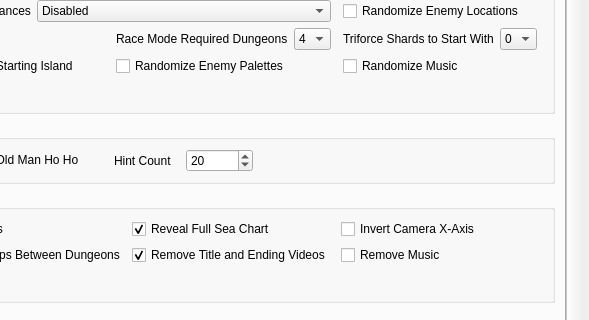
LagoLunatic/wwrando, file wwr_ui/randomizer_window.ui: the form before one commit; both pictures show x 354 to 943 and y 354 to 674 of the 943 by 844 pixel window.
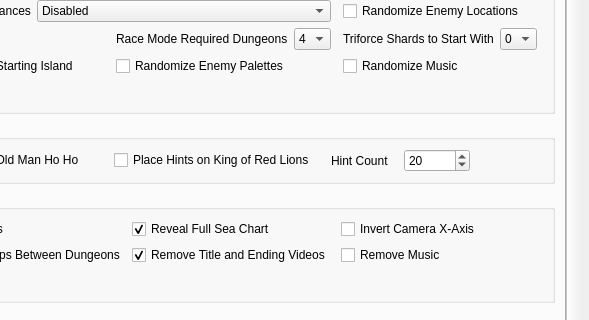
The form after the commit.

Commit message: Add King of Red Lions as a hint placement option

```diff
--- a/wwr_ui/randomizer_window.ui
+++ b/wwr_ui/randomizer_window.ui
@@ -28,8 +28,8 @@
         <rect>
          <x>0</x>
          <y>0</y>
-         <width>925</width>
-         <height>710</height>
+         <width>908</width>
+         <height>716</height>
         </rect>
        </property>
        <layout class="QVBoxLayout" name="verticalLayout_4">
@@ -614,7 +614,7 @@
                  </property>
                 </widget>
                </item>
-               <item row="0" column="2">
+               <item row="0" column="3">
                 <layout class="QHBoxLayout" name="horizontalLayout_7">
                  <item>
                   <widget class="QLabel" name="label_for_num_hints">
@@ -641,8 +641,12 @@
                  </item>
                 </layout>
                </item>
-               <item row="0" column="3">
-                <widget class="QWidget" name="widget_4" native="true"/>
+               <item row="0" column="2">
+                <widget class="QCheckBox" name="korl_hints">
+                 <property name="text">
+                  <string>Place Hints on King of Red Lions</string>
+                 </property>
+                </widget>
                </item>
               </layout>
              </widget>
```
Left out of the diff: 6 changed lines with no effect on the pictures. The commit also changes 5 other files.
